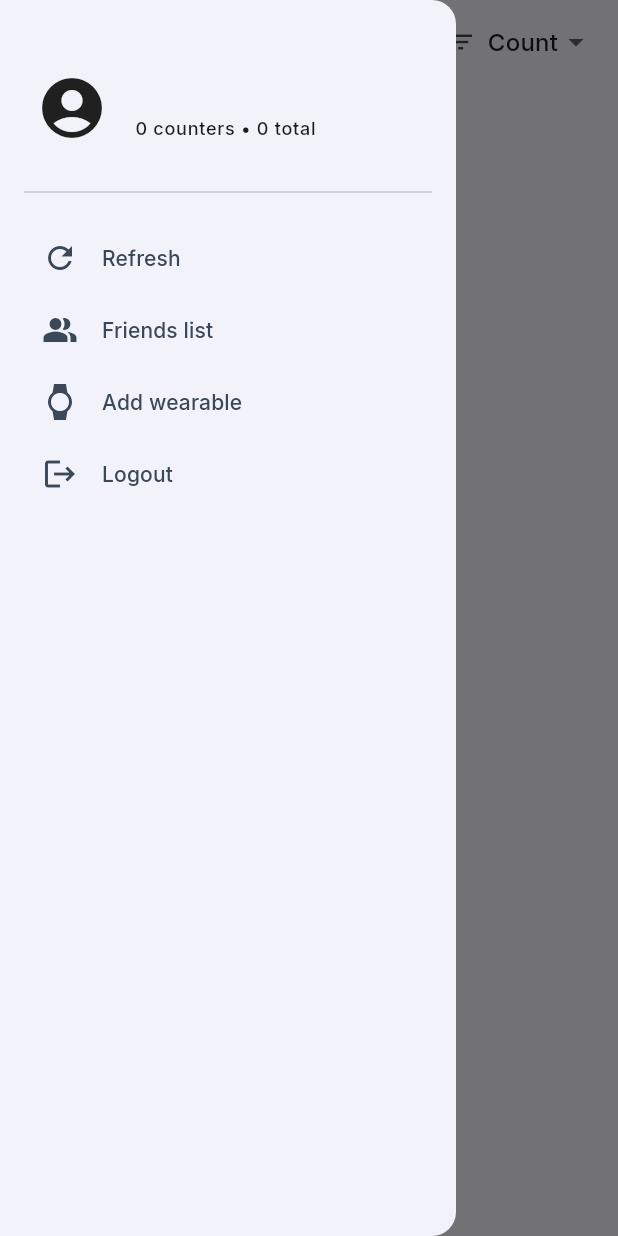
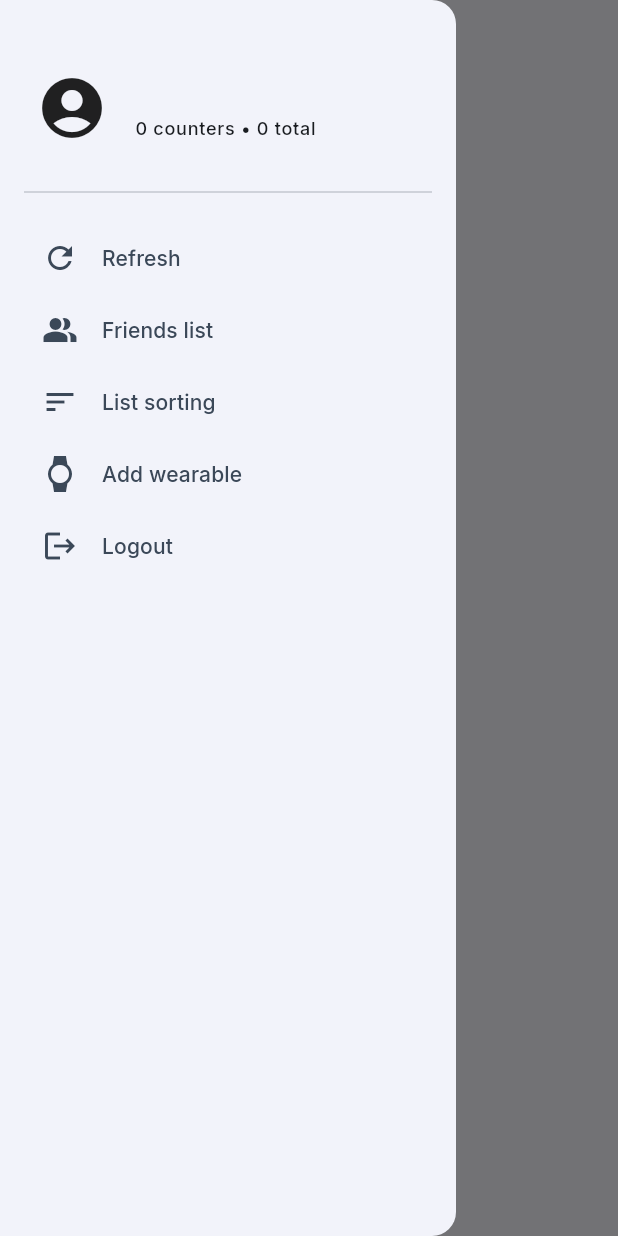
Before and after one commit to Pomoc48/logger, a Flutter app: the DesktopHome screen opened directly with empty values, with the side drawer open, on a phone screen of 412 x 824 dp. Run offline on Flutter 3.47's test engine with Material 2 defaults, Android fonts, the phone set to English and light mode, and no system bars; drawn by our look-alikes of flutter_fadein; our stand-ins replace bloc, equatable, flutter_bloc, get_storage, google_fonts, package_info_plus; missing offline and left inert: chart_sparkline; accounts and stored records are empty; network calls fail.

Commit message:
Move list sorting options inside the drawer

```diff
--- a/lib/pages/home/bloc/functions.dart
+++ b/lib/pages/home/bloc/functions.dart
@@ -133,40 +133,41 @@ Future<void> forgetSavedToken() async {
   await GetStorage().remove("refreshToken");
 }
 
-enum SortingType { count, date, name }
+enum SortingType { countASC, countDESC, dateASC, dateDESC, name }
 
 void sortList(List<ListOfItems> list) {
-  SortingType type = getSortType();
+  String? sortType = GetStorage().read("sortType");
+  sortType ??= SortingType.name.name;
 
-  switch (type) {
-    case SortingType.count:
+  if (sortType == SortingType.countASC.name) {
     list.sort((a, b) => b.count.compareTo(a.count));
-      break;
-    case SortingType.name:
-      list.sort((a, b) => a.name.compareTo(b.name));
-      break;
-    case SortingType.date:
+    return;
+  }
+
+  if (sortType == SortingType.countDESC.name) {
+    list.sort((a, b) => a.count.compareTo(b.count));
+    return;
+  }
+
+  if (sortType == SortingType.dateASC.name) {
     list.sort((a, b) {
       int bTime = b.timestamp.millisecondsSinceEpoch;
       int aTime = a.timestamp.millisecondsSinceEpoch;
       return bTime.compareTo(aTime);
     });
-      break;
-  }
+    return;
   }
 
-SortingType getSortType() {
-  String? sortType = GetStorage().read("sortType");
-
-  if (sortType == SortingType.date.name) {
-    return SortingType.date;
+  if (sortType == SortingType.dateDESC.name) {
+    list.sort((a, b) {
+      int bTime = b.timestamp.millisecondsSinceEpoch;
+      int aTime = a.timestamp.millisecondsSinceEpoch;
+      return aTime.compareTo(bTime);
+    });
+    return;
   }
 
-  if (sortType == SortingType.count.name) {
-    return SortingType.count;
-  }
-
-  return SortingType.name;
+  list.sort((a, b) => a.name.compareTo(b.name));
 }
 
 Future<Map> checkPairingCode({
--- a/lib/pages/home/bloc/home_state.dart
+++ b/lib/pages/home/bloc/home_state.dart
@@ -21,20 +21,18 @@ class HomeError extends HomeState {
 class HomeLoaded extends HomeState {
   final String token;
   final List<ListOfItems> lists;
-  final SortingType sort;
   final String username;
   final String profileUrl;
 
   const HomeLoaded({
     required this.lists,
     required this.token,
-    required this.sort,
     required this.username,
     required this.profileUrl,
   });
 
   @override
-  List<Object> get props => [lists, token, sort, username, profileUrl];
+  List<Object> get props => [lists, token, username, profileUrl];
 }
 
 class HomeMessage extends HomeState {
--- a/lib/pages/home/layouts/desktop.dart
+++ b/lib/pages/home/layouts/desktop.dart
@@ -4,7 +4,6 @@ import 'package:logger_app/pages/home/bloc/home_bloc.dart';
 import 'package:logger_app/pages/home/functions.dart';
 import 'package:logger_app/pages/home/widgets/chart.dart';
 import 'package:logger_app/pages/home/widgets/quick_insert.dart';
-import 'package:logger_app/pages/home/widgets/sorting.dart';
 import 'package:logger_app/pages/list/bloc/list_bloc.dart';
 import 'package:logger_app/strings.dart';
 import 'package:logger_app/widgets/drawer.dart';
@@ -26,10 +25,7 @@ class DesktopHome extends StatelessWidget {
 
     return Fader(
       child: Scaffold(
-        appBar: AppBar(
-          title: Text(Strings.appName),
-          actions: [Sorting(state: state)],
-        ),
+        appBar: AppBar(title: Text(Strings.appName)),
         drawer: HomeDrawer(state: state),
         body: GridView.builder(
           padding: EdgeInsets.all(padding),
--- a/lib/pages/home/layouts/mobile.dart
+++ b/lib/pages/home/layouts/mobile.dart
@@ -4,7 +4,6 @@ import 'package:logger_app/pages/home/bloc/home_bloc.dart';
 import 'package:logger_app/pages/home/functions.dart';
 import 'package:logger_app/pages/home/widgets/chart.dart';
 import 'package:logger_app/pages/home/widgets/quick_insert.dart';
-import 'package:logger_app/pages/home/widgets/sorting.dart';
 import 'package:logger_app/pages/list/bloc/list_bloc.dart';
 import 'package:logger_app/strings.dart';
 import 'package:logger_app/widgets/dismiss_background.dart';
@@ -33,10 +32,7 @@ class MobileHome extends StatelessWidget {
 
     return Fader(
       child: Scaffold(
-        appBar: AppBar(
-          title: Text(Strings.appName),
-          actions: [Sorting(state: state)],
-        ),
+        appBar: AppBar(title: Text(Strings.appName)),
         drawer: HomeDrawer(state: state),
         floatingActionButton: FloatingActionButton.extended(
           onPressed: () async => addNewListDialog(
--- a/lib/pages/home/widgets/sorting.dart
+++ /dev/null
@@ -1,56 +0,0 @@
-import 'package:flutter/material.dart';
-import 'package:flutter_bloc/flutter_bloc.dart';
-import 'package:get_storage/get_storage.dart';
-import 'package:logger_app/pages/home/bloc/functions.dart';
-import 'package:logger_app/pages/home/bloc/home_bloc.dart';
-
-class Sorting extends StatelessWidget {
-  const Sorting({super.key, required this.state});
-
-  final HomeLoaded state;
-
-  @override
-  Widget build(BuildContext context) {
-    return Row(
-      mainAxisAlignment: MainAxisAlignment.end,
-      children: [
-        const Icon(Icons.filter_list, size: 20),
-        const SizedBox(width: 8),
-        DropdownButton(
-          underline: const SizedBox(),
-          borderRadius: BorderRadius.circular(12),
-          dropdownColor: Theme.of(context).colorScheme.secondaryContainer,
-          value: state.sort.name,
-          onChanged: (value) async {
-            await GetStorage().write("sortType", value);
-            // ignore: use_build_context_synchronously
-            BlocProvider.of<HomeBloc>(context).add(
-              ChangeSort(state: state),
-            );
-          },
-          items: [
-            DropdownMenuItem(
-              value: SortingType.count.name,
-              child: Text(SortingType.count.name.capitalize()),
-            ),
-            DropdownMenuItem(
-              value: SortingType.name.name,
-              child: Text(SortingType.name.name.capitalize()),
-            ),
-            DropdownMenuItem(
-              value: SortingType.date.name,
-              child: Text(SortingType.date.name.capitalize()),
-            ),
-          ],
-        ),
-        const SizedBox(width: 16),
-      ],
-    );
-  }
-}
-
-extension StringExtension on String {
-  String capitalize() {
-    return "${this[0].toUpperCase()}${substring(1).toLowerCase()}";
-  }
-}
--- a/lib/strings.dart
+++ b/lib/strings.dart
@@ -29,6 +29,7 @@ class Strings {
   static String delete = "Delete";
   static String refresh = "Refresh";
   static String friends = "Friends list";
+  static String changeSorting = "List sorting";
   static String connectWearable = "Add wearable";
   static String connect = "Connect";
   static String logout = "Logout";
@@ -39,7 +40,13 @@ class Strings {
   static String username = "Username";
   static String password = "Password";
   static String passwordR = "Password repeat";
-  }
+
+  static String sortName = "Alphabetically";
+  static String sortDateAsc = "Date (newest)";
+  static String sortDateDesc = "Date (oldest)";
+  static String sortCounterAsc = "Counter (highest)";
+  static String sortCounterDesc = "Counter (lowest)";
+}
 
 class Routes {
   static String home = "/home";
--- a/lib/widgets/empty_list.dart
+++ b/lib/widgets/empty_list.dart
@@ -1,6 +1,5 @@
 import 'package:flutter/material.dart';
 import 'package:logger_app/pages/home/bloc/home_bloc.dart';
-import 'package:logger_app/pages/home/widgets/sorting.dart';
 import 'package:logger_app/strings.dart';
 import 'package:logger_app/widgets/fader.dart';
 
@@ -20,10 +19,7 @@ class EmptyList extends StatelessWidget {
   Widget build(BuildContext context) {
     return Fader(
       child: Scaffold(
-        appBar: AppBar(
-          title: Text(title),
-          actions: state == null ? null : [Sorting(state: state!)],
-        ),
+        appBar: AppBar(title: Text(title)),
         floatingActionButton: FloatingActionButton.extended(
           onPressed: () => press(),
           icon: const Icon(Icons.add),
--- a/pubspec.yaml
+++ b/pubspec.yaml
@@ -3,7 +3,7 @@ description: App for logging your life.
 
 publish_to: 'none' # Remove this line if you wish to publish to pub.dev
 
-version: 1.10.4
+version: 1.10.5
 
 environment:
   sdk: '>=2.18.2 <3.0.0'
```
Also changed, not shown: lib/pages/home/bloc/home_bloc.dart (+0 -7 lines), lib/widgets/drawer.dart (+79 -5 lines). Lines whose indentation alone changed are shown as unchanged.
